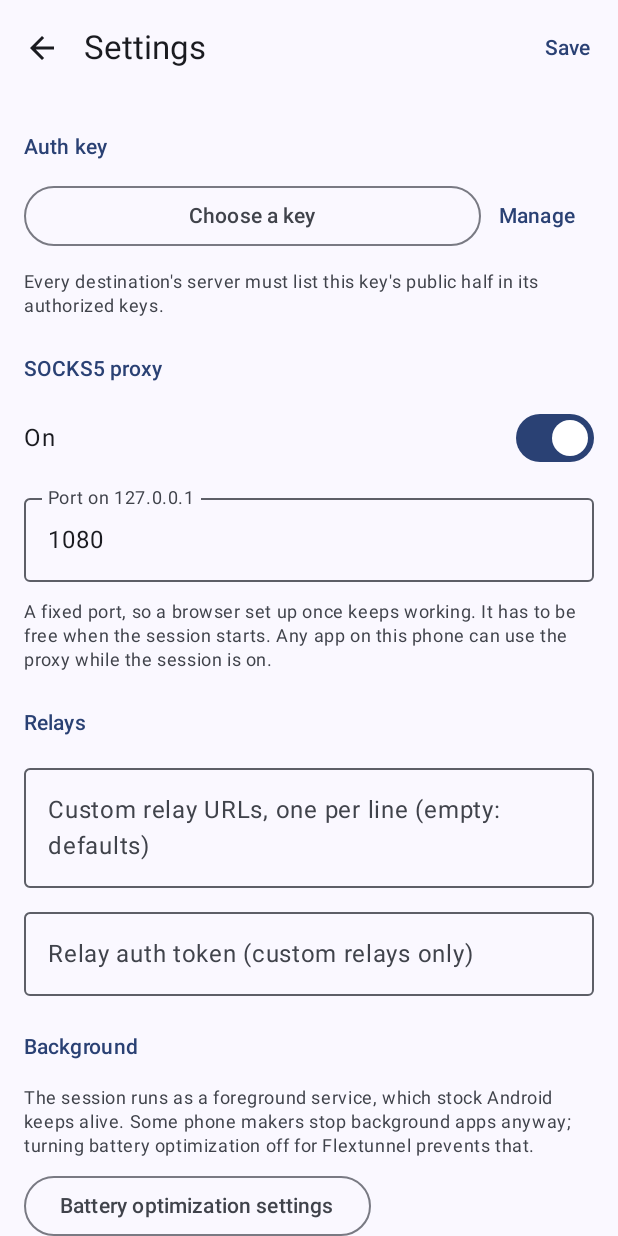
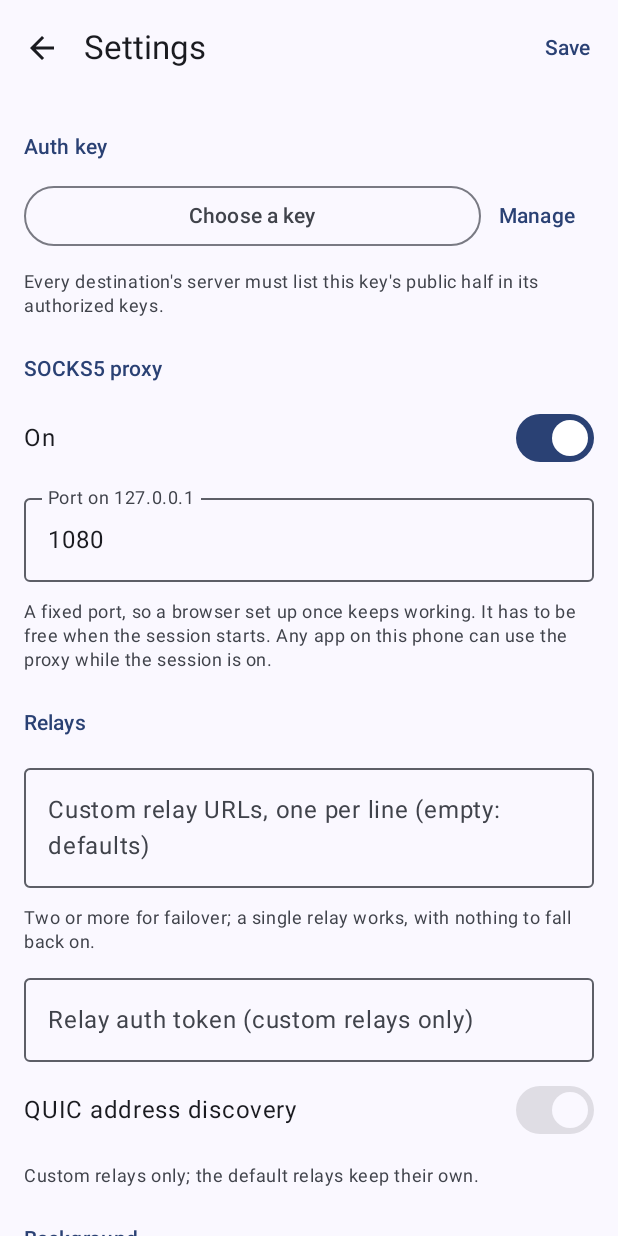
Before and after one commit to flexaccessdev/flextunnel-android, an Android app built with Jetpack Compose: the screen it shows after launch (MainActivity), after a tap on "Settings", on a phone screen of 412 x 824 dp. Run offline under Robolectric (Android 15) with nearby library versions, the phone set to English and light mode, and no system bars; 3 statements that could not run were skipped.

Commit message:
Move to flextunnel v0.0.114, and add the custom relays' QUIC address discovery setting
Settings gets a switch for relay_quic_addr_discovery, enabled only with custom
relays: off for relays behind a Cloudflare Tunnel or another HTTP-only front,
which otherwise delay each start by up to 3 s. The session config and the
server-routes request send it only with custom relays, as the core refuses it
with the default ones. A single custom relay is now accepted by the core, and
the relay field's note says so.

Co-Authored-By: Claude Opus 5.5 <noreply@anthropic.com>

```diff
--- a/app/src/main/kotlin/dev/flexaccess/flextunnel/SessionManager.kt
+++ b/app/src/main/kotlin/dev/flexaccess/flextunnel/SessionManager.kt
@@ -87,9 +87,8 @@ class SessionManager(private val context: Context) {
      */
     fun fetchServerRoutes(serverNodeId: String): Result<Pair<List<String>, List<String>>> = runCatching {
         val key = selectedSecret() ?: throw IllegalStateException(NO_KEY)
-        val settings = profiles.settings.value
         val json = FlextunnelNative.fetchServerRoutes(
-            FfiJson.routesRequest(key, serverNodeId.trim(), settings.relayUrls, profiles.relayToken()),
+            FfiJson.routesRequest(key, serverNodeId.trim(), profiles.settings.value, profiles.relayToken()),
         )
         Snapshots.serverRoutes(json)
     }
--- a/app/src/main/kotlin/dev/flexaccess/flextunnel/ui/SettingsScreen.kt
+++ b/app/src/main/kotlin/dev/flexaccess/flextunnel/ui/SettingsScreen.kt
@@ -62,6 +62,7 @@ fun SettingsScreen(manager: SessionManager, onKeys: () -> Unit, onDone: () -> Un
     var socksPort by rememberSaveable { mutableStateOf(saved.socksPort.toString()) }
     var relays by rememberSaveable { mutableStateOf(saved.relayUrls.joinToString("\n")) }
     var token by rememberSaveable { mutableStateOf(manager.profiles.relayToken() ?: "") }
+    var quicAddrDiscovery by rememberSaveable { mutableStateOf(saved.relayQuicAddrDiscovery) }
     var keyMenu by remember { mutableStateOf(false) }
     var error by remember { mutableStateOf<String?>(null) }
     val scope = rememberCoroutineScope()
@@ -73,6 +74,7 @@ fun SettingsScreen(manager: SessionManager, onKeys: () -> Unit, onDone: () -> Un
                 socksEnabled = socksEnabled,
                 socksPort = Rules.port(socksPort, "SOCKS5 port"),
                 relayUrls = Rules.splitRules(relays),
+                relayQuicAddrDiscovery = quicAddrDiscovery,
             )
         } catch (e: RuleException) {
             error = e.message
@@ -140,15 +142,35 @@ fun SettingsScreen(manager: SessionManager, onKeys: () -> Unit, onDone: () -> Un
                 onValueChange = { relays = it },
                 label = { Text("Custom relay URLs, one per line (empty: defaults)") },
                 minLines = 2,
-                modifier = Modifier.fillMaxWidth(),
+                modifier = Modifier.fillMaxWidth().testTag("relayUrls"),
             )
+            Footnote("Two or more for failover; a single relay works, with nothing to fall back on.")
             OutlinedTextField(
                 value = token,
                 onValueChange = { token = it },
                 label = { Text("Relay auth token (custom relays only)") },
                 singleLine = true,
                 visualTransformation = PasswordVisualTransformation(),
-                modifier = Modifier.fillMaxWidth(),
+                modifier = Modifier.fillMaxWidth().testTag("relayToken"),
+            )
+            val customRelays = relays.isNotBlank()
+            Row(verticalAlignment = Alignment.CenterVertically) {
+                Text("QUIC address discovery", modifier = Modifier.weight(1f))
+                Switch(
+                    checked = quicAddrDiscovery,
+                    onCheckedChange = { quicAddrDiscovery = it },
+                    enabled = customRelays,
+                    modifier = Modifier.testTag("relayQuicAddrDiscovery"),
+                )
+            }
+            Footnote(
+                if (customRelays) {
+                    "Whether the custom relays serve it, all of them or none. Turn it off for relays behind a " +
+                        "Cloudflare Tunnel or another HTTP-only front, which otherwise delay each start by up to " +
+                        "3 s. Set it the same on the server."
+                } else {
+                    "Custom relays only; the default relays keep their own."
+                },
             )
 
             SectionTitle("Background")
--- a/gradle.properties
+++ b/gradle.properties
@@ -12,8 +12,8 @@ android.nonTransitiveRClass=true
 # core version the UI shows (BuildConfig.FLEXTUNNEL_CORE_VERSION). For local
 # FFI dev set FLEXTUNNEL_LOCAL_JNILIBS=1 to use ../flextunnel/dist/android/jniLibs
 # instead (see README); the UI still shows the pinned number then.
-flextunnel.releaseTag=v0.0.112
-flextunnel.releaseSha256=3ac2367a3b9c464ad25bdd0fdf7d9450e436bb683218d7dcd822c3061dd9c791
+flextunnel.releaseTag=v0.0.114
+flextunnel.releaseSha256=6f6833932a08322fc5fe579119e7696be59f9ee407c95ccc294b1d6a12db7e62
 
 # The app's own version, independent of the pinned flextunnel release: a core
 # bump does not touch these. Bump by hand when the app changes; every Play
```
Also changed, not shown: tunnelcore/src/main/kotlin/dev/flexaccess/flextunnel/tunnelcore/Session.kt (+24 -6 lines), 1 other file.
